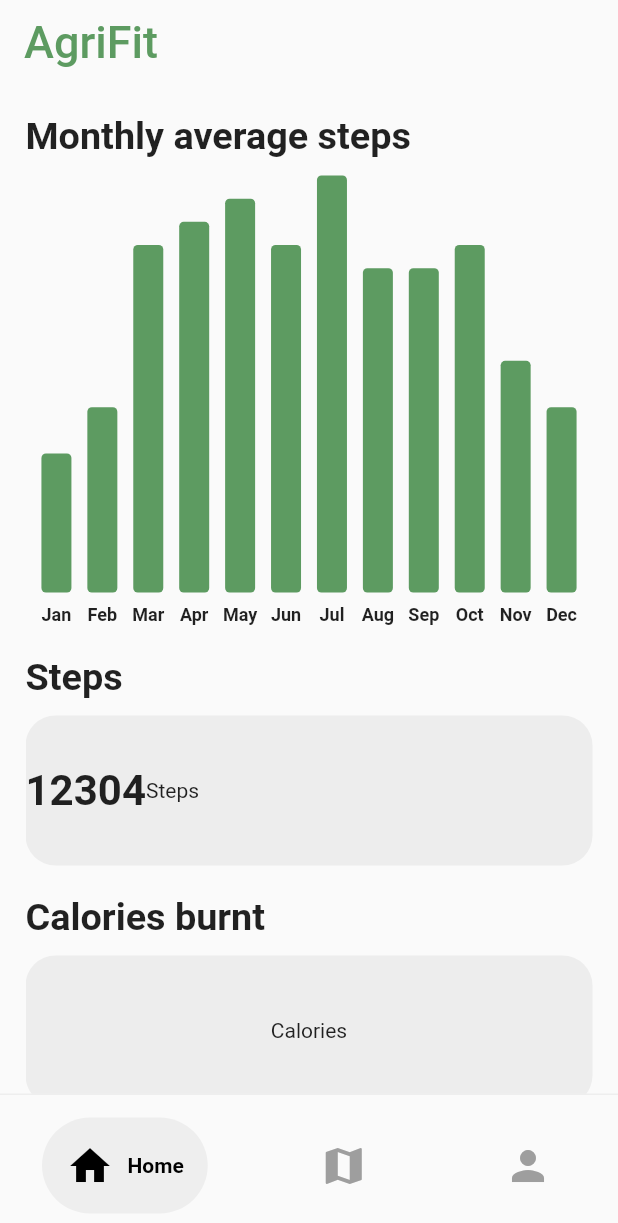
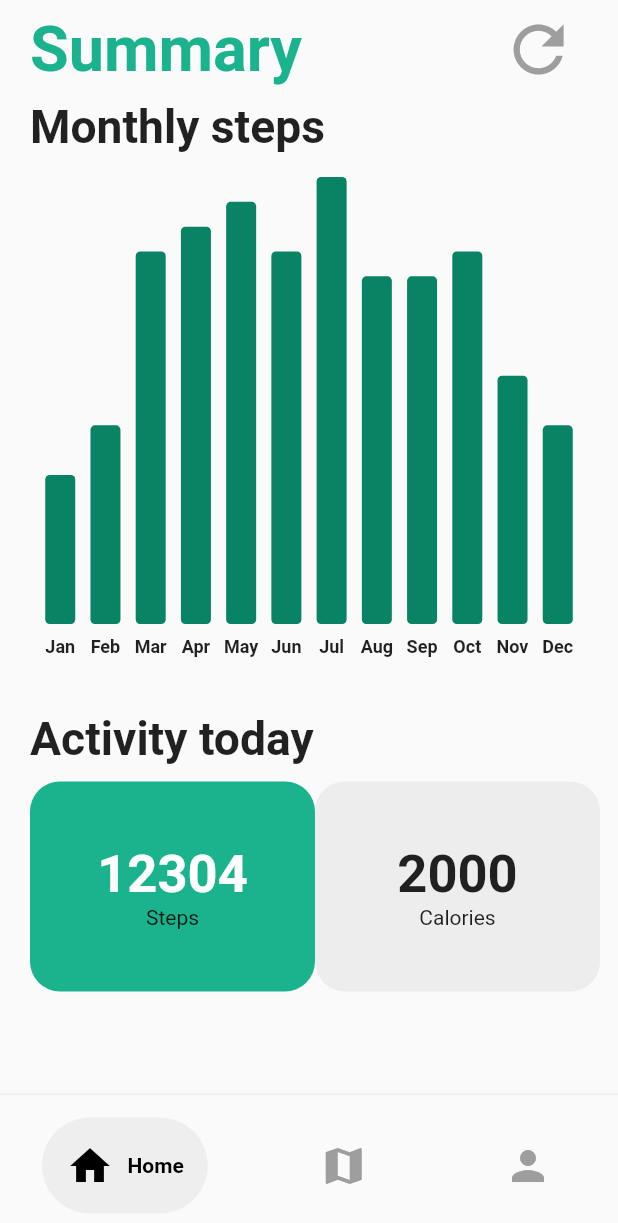
Before and after one commit to MarichenK/Biomedical-Technologies, a Flutter app: the screen it shows after launch, on a phone screen of 412 x 824 dp. Shown: the top 1223 px of the screen. Run offline on Flutter 3.47's test engine with Material 2 defaults, Android fonts, the phone set to English and light mode, and no system bars; drawn by our look-alikes of fl_chart, google_nav_bar; our stand-ins replace floor, flutter_login, jwt_decoder, shared_preferences, sqflite; accounts and stored records are empty; generated files the repository leaves out were written again.

Commit message:
Edit layout for all the pages

```diff
--- a/agri_fit/lib/Utilities/graph/steps_graph.dart
+++ b/agri_fit/lib/Utilities/graph/steps_graph.dart
@@ -48,7 +48,7 @@ class StepsGraph extends StatelessWidget {
             x: data.x,
             barRods: [BarChartRodData(
               toY: data.y,
-              color: const Color.fromARGB(255, 93, 155, 97),
+              color: Color.fromARGB(255, 8, 131, 100),
               width: 20,
               borderRadius: BorderRadius.circular(3),
               )
--- a/agri_fit/lib/screens/homePage.dart
+++ b/agri_fit/lib/screens/homePage.dart
@@ -34,87 +34,131 @@ class _HomePageState extends State<HomePage> {
   @override
   Widget build(BuildContext context) {
       return Scaffold(
-      appBar: AppBar(
+      /*appBar: AppBar(
         backgroundColor: Colors.grey[50],
         elevation: 0,
         //title: Text(HomePage.routename),
         title: const Text('AgriFit', textScaleFactor: 1.5,),
-        foregroundColor: const Color.fromARGB(255, 93, 155, 97),
+        foregroundColor: Color.fromARGB(255, 27, 179, 141),
+      ),*/
+      // Hide appbar
+        appBar: PreferredSize(
+          preferredSize: const Size.fromHeight(0.0),
+          child: AppBar(
+            backgroundColor: Colors.grey[50],
+            elevation: 0,
           ),
+        ),
+
       body: Padding(
-        padding: const EdgeInsets.only(left: 17, right: 17),
+        padding: const EdgeInsets.only(right: 20, left: 20),
+        child: Column(
+          children: [
+            Row(
+              mainAxisAlignment: MainAxisAlignment.spaceBetween,
+              children: [
+                const Align(
+                  alignment: Alignment.centerLeft,
+                  child: Text('Summary',
+                      textScaleFactor: 3,
+                      style: TextStyle(
+                        fontWeight: FontWeight.bold,
+                        color: Color.fromARGB(255, 27, 179, 141))),
+                ),
+
+                IconButton(
+                  iconSize: 50,
+                  color: Colors.grey,
+                  icon: const Icon(Icons.refresh,),
+                  splashRadius: 32,
+                  splashColor: Color.fromARGB(255, 237, 237, 237),
+                  onPressed: () {},
+                )
+              ],
+            ),
+
+            Expanded(
               child: ListView(
                 children: [
-            const Padding(
-                padding: EdgeInsets.only(top: 20, bottom: 10),
-                child: Align(
+                  const Align(
                     alignment: Alignment.centerLeft,
-                  child: Text('Monthly average steps',
-                      textScaleFactor: 1.8,
+                    child: Text('Monthly steps',
+                        textScaleFactor: 2.2,
                         style: TextStyle(fontWeight: FontWeight.bold)),
                   ),
-              ),
-            Padding(
-              padding: EdgeInsets.only(top: 1),
-              child: SizedBox(
-                height: 300,
-                child: StepsGraph(
+
+                  const SizedBox(height: 16),
+
+                  SizedBox(
+                    height: 320,
+                    child: Container(
+                    decoration: BoxDecoration(
+                      borderRadius: BorderRadius.circular(20),
+                      color: Colors.grey[50]),
+                    child:
+                    StepsGraph(
                       monthlySteps: monthlySteps,
                       ),
                   )),
-            const Padding(
-                padding: EdgeInsets.only(top: 20),
-                child: Align(
+
+                  const SizedBox(height: 36),
+
+                  const Align(
                     alignment: Alignment.centerLeft,
-                  child: Text('Steps',
-                      textScaleFactor: 1.8,
+                    child: Text('Activity today',
+                        textScaleFactor: 2.2,
                         style: TextStyle(fontWeight: FontWeight.bold)),
                   ),
-              ),
-            Padding(
-              padding: const EdgeInsets.only(top: 10),
-              child: Container(
-                height: 100,
+
+                  const SizedBox(height: 11),
+
+                  Row(
+                    mainAxisAlignment: MainAxisAlignment.spaceBetween,
+                    children: [
+                      Container(
+                        height: 140,
+                        width: 190,
                         decoration: BoxDecoration(
                           borderRadius: BorderRadius.circular(20),
-                  color: const Color.fromARGB(255, 237, 237, 237)),
-                child: Row(
+                          color: Color.fromARGB(255, 27, 179, 141)),
+
+                        child: Column(
+                          mainAxisAlignment: MainAxisAlignment.center,
                           children: const [
                             Center(child: Text('12304',
-                      textScaleFactor: 2,
-                      style: TextStyle(fontWeight: FontWeight.bold)),),
-                    Center(child: Text('Steps'),),
+                              textScaleFactor: 2.5,
+                              style: TextStyle(
+                                fontWeight: FontWeight.bold,
+                                color: Colors.white)
+                                ),
+                                ),
+                            Text('Steps'),
                           ],
                         ),
-              )),
-            const Padding(
-                padding: EdgeInsets.only(top: 20),
-                child: Align(
-                  alignment: Alignment.centerLeft,
-                  child: Text('Calories burnt',
-                      textScaleFactor: 1.8,
-                      style: TextStyle(fontWeight: FontWeight.bold)),
+                      ),
+
+                      Container(
+                        height: 140,
+                        width: 190,
+                        decoration: BoxDecoration(
+                          borderRadius: BorderRadius.circular(20),
+                          color: Color.fromARGB(255, 237, 237, 237)),
+                        child: Column(
+                          mainAxisAlignment: MainAxisAlignment.center,
+                          children: const [
+                            Center(child: Text('2000',
+                              textScaleFactor: 2.5,
+                              style: TextStyle(fontWeight: FontWeight.bold),),),
+                            Text('Calories'),
+                          ],
                         ),
                       ),
-            Padding(
-              padding: const EdgeInsets.only(top: 10),
-              child: Container(
-                height: 100,
-                child: const Center(child: Text('Calories'),),
-                decoration: BoxDecoration(
-                  borderRadius: BorderRadius.circular(20),
-                  color: const Color.fromARGB(255, 237, 237, 237)),
-              )),
+                    ],
+                  ),
                 ]),
             ),
+          ],
+        ),
+      ),
     );
-  } } //ProfilePage
-
-
-void test = LineChart(
-  LineChartData(
-    // read about it in the LineChartData section
-  ),
-  swapAnimationDuration: const Duration(milliseconds: 150), // Optional
-  swapAnimationCurve: Curves.linear, // Optional
-);
+  } } //HomePage
--- a/agri_fit/lib/screens/mapPage.dart
+++ b/agri_fit/lib/screens/mapPage.dart
@@ -80,7 +80,7 @@ class MapPage extends StatelessWidget {
               child: Align(
                 alignment: Alignment.centerLeft,
                 child: Text('Stores near you',
-                    textScaleFactor: 1.8,
+                    textScaleFactor: 2.2,
                     style: TextStyle(fontWeight: FontWeight.bold)),
               ),
             ),
```
Also changed, not shown: agri_fit/lib/screens/editProfilePage.dart (added, +168 -0 lines), agri_fit/lib/screens/edit_profile_page.dart (deleted, +0 -130 lines), agri_fit/lib/screens/loginPage.dart (renamed from agri_fit/lib/screens/newLoginPage.dart, +35 -5 lines), agri_fit/lib/screens/profilePage.dart (+9 -15 lines). Lines whose indentation alone changed are shown as unchanged.
